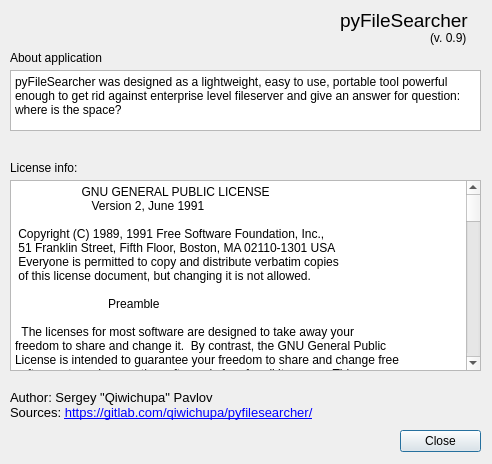
Old version of the form ui_files/about.ui in the repository qiwichupa/pyFileSearcher.
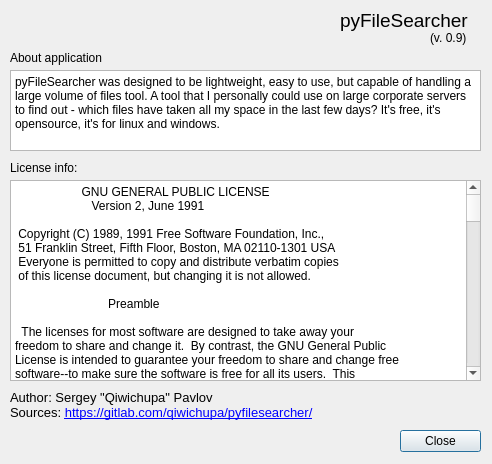
New version of the form.

The edit to the form file:
```diff
--- a/ui_files/about.ui
+++ b/ui_files/about.ui
@@ -32,7 +32,7 @@
      <x>10</x>
      <y>180</y>
      <width>471</width>
-     <height>191</height>
+     <height>201</height>
     </rect>
    </property>
    <property name="html">
@@ -444,7 +444,7 @@
      <x>10</x>
      <y>70</y>
      <width>471</width>
-     <height>61</height>
+     <height>81</height>
     </rect>
    </property>
    <property name="html">
@@ -452,7 +452,7 @@
 &lt;html&gt;&lt;head&gt;&lt;meta name=&quot;qrichtext&quot; content=&quot;1&quot; /&gt;&lt;style type=&quot;text/css&quot;&gt;
 p, li { white-space: pre-wrap; }
 &lt;/style&gt;&lt;/head&gt;&lt;body style=&quot; font-family:'Sans Serif'; font-size:9pt; font-weight:400; font-style:normal;&quot;&gt;
-&lt;p style=&quot; margin-top:0px; margin-bottom:0px; margin-left:0px; margin-right:0px; -qt-block-indent:0; text-indent:0px;&quot;&gt;pyFileSearcher was designed as a lightweight, easy to use, portable tool powerful enough to get rid against enterprise level fileserver and give an answer for question: where is the space?&lt;/p&gt;&lt;/body&gt;&lt;/html&gt;</string>
+&lt;p style=&quot; margin-top:0px; margin-bottom:0px; margin-left:0px; margin-right:0px; -qt-block-indent:0; text-indent:0px;&quot;&gt;pyFileSearcher was designed to be lightweight, easy to use, but capable of handling a large volume of files tool. A tool that I personally could use on large corporate servers to find out - which files have taken all my space in the last few days? It's free, it's opensource, it's for linux and windows.&lt;/p&gt;&lt;/body&gt;&lt;/html&gt;</string>
    </property>
   </widget>
   <widget class="QLabel" name="label_6">
```
